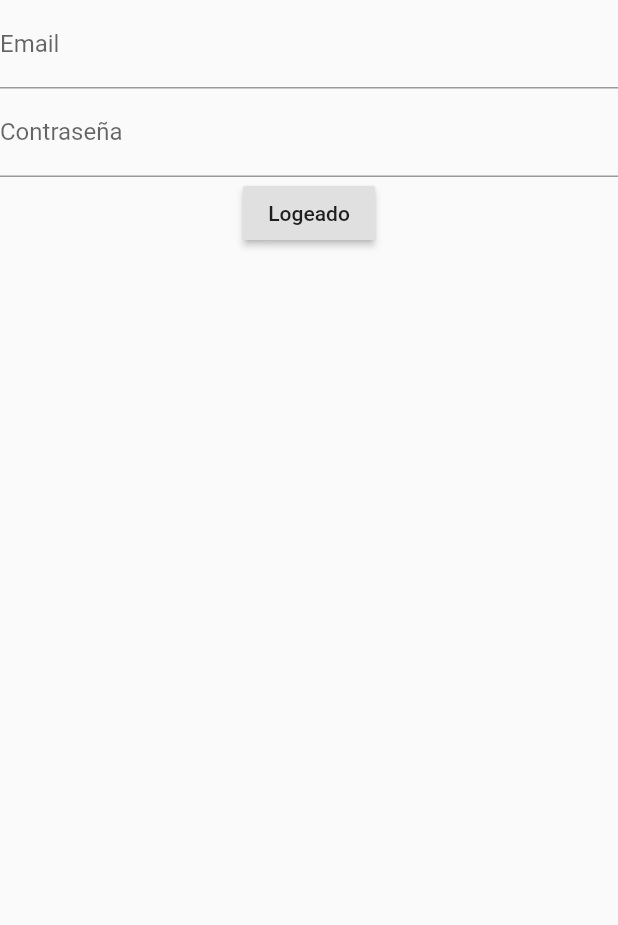
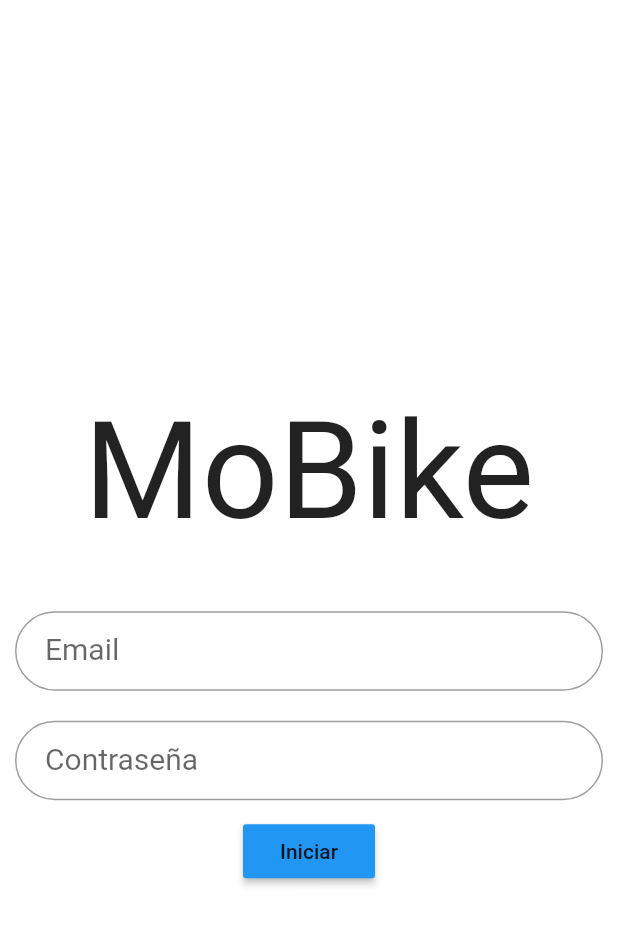
Before and after one commit to MatiMondaca/Mobike---App, a Flutter app: the SingInPage screen opened directly, on a phone screen of 412 x 824 dp. Shown: the top 925 px of the screen. Run offline on Flutter 3.47's test engine with Material 2 defaults, Android fonts, the phone set to English and light mode, and no system bars; our stand-ins replace firebase_auth, firebase_core; accounts and stored records are empty; Roboto replaces fonts that are missing (Montserrat).

Commit message:
aaaaaaaaaaaa odio flutter

```diff
--- a/mobike/lib/home/homeScreen.dart
+++ b/mobike/lib/home/homeScreen.dart
@@ -9,10 +9,12 @@ class HomePage extends StatelessWidget {
   Widget build(BuildContext context) {
     return Scaffold(
       body: SafeArea(
+
         child: Center(
           child: Column(
             children: [
-              Text("Bienvenido"),
+              Padding(padding: EdgeInsets.all(80.0), child:
+              Text("Bienvenido",style:  TextStyle(fontSize: 50.0,fontWeight: FontWeight.normal))),
               RaisedButton(
                 onPressed: () {
                   context.read<AutenticacionServicio>().signOut();
--- a/mobike/lib/loginRegister/login/loginScreen.dart
+++ b/mobike/lib/loginRegister/login/loginScreen.dart
@@ -1,3 +1,5 @@
+
+
 import 'package:flutter/material.dart';
 import 'package:provider/provider.dart';
 import 'autenticacion/auth.dart';
@@ -5,36 +7,74 @@ import 'autenticacion/auth.dart';
 class SingInPage extends StatelessWidget {
   final TextEditingController emailController = TextEditingController();
   final TextEditingController passController = TextEditingController();
+  final TextStyle estilo = TextStyle(fontFamily: 'Montserrat', fontSize: 20.0);
 
   @override
   Widget build(BuildContext context) {
+
+
     return SafeArea(
       child: Scaffold(
+        backgroundColor: Colors.white,
         body: Column(
+
+
+        mainAxisAlignment: MainAxisAlignment.center,
+
           children: [
+            Padding(padding: EdgeInsets.all(30.0), child:
+
+            Title(color: Colors.black, child: Text("MoBike",style:  TextStyle(fontSize: 90.0,fontWeight: FontWeight.normal)))
+            ),
+
+            Padding(padding: EdgeInsets.all(10.0), child:
             TextField(
+
+
+
+
+              textAlign: TextAlign.center,
+
+
+              obscureText: false,
+              style: estilo,
               controller: emailController,
               keyboardType: TextInputType.emailAddress,
               decoration: InputDecoration(
-                labelText: "Email",
-              ),
-            ),
+              contentPadding: EdgeInsets.fromLTRB(20.0, 15.0, 20.0, 15.0),
+              labelText: "Email",
+              border: OutlineInputBorder(
+              borderRadius: BorderRadius.circular(32.0,),),),
+
+            ),),
+            Padding(padding: EdgeInsets.all(10.0), child:
             TextField(
+
+               textAlign: TextAlign.center,
               controller: passController,
               keyboardType: TextInputType.visiblePassword,
               obscureText: true,
+              style: estilo,
+
               decoration: InputDecoration(
+
+
+              contentPadding: EdgeInsets.fromLTRB(20.0, 15.0, 20.0, 15.0),
                 labelText: "Contraseña",
+                border: OutlineInputBorder(
+                    borderRadius: BorderRadius.circular(32.0)),
+                    isDense: true,
               ),
-            ),
+            ),),
             RaisedButton(
+              color: Colors.blue,
               onPressed: () {
                 context.read<AutenticacionServicio>().signIn(
                       email: emailController.text.trim(),
                       password: passController.text.trim(),
                     );
               },
-              child: Text("Logeado"),
+              child: Text("Iniciar"),
             ),
           ],
         ),
--- a/mobike/lib/main.dart
+++ b/mobike/lib/main.dart
@@ -5,6 +5,8 @@ import 'package:mobike/home/homeScreen.dart';
 import 'package:provider/provider.dart';
 import 'loginRegister/login/autenticacion/auth.dart';
 import 'loginRegister/login/loginScreen.dart';
+
+
 
 Future<void> main() async {
   //ERROR AQUI - MAIN
@@ -30,6 +32,8 @@ class Mobike extends StatelessWidget {
         debugShowCheckedModeBanner: false,
         theme: ThemeData(visualDensity: VisualDensity.adaptivePlatformDensity),
         home: Autenticacion(),
+        color: Colors.blue,
+
       ),
     );
   }
```
